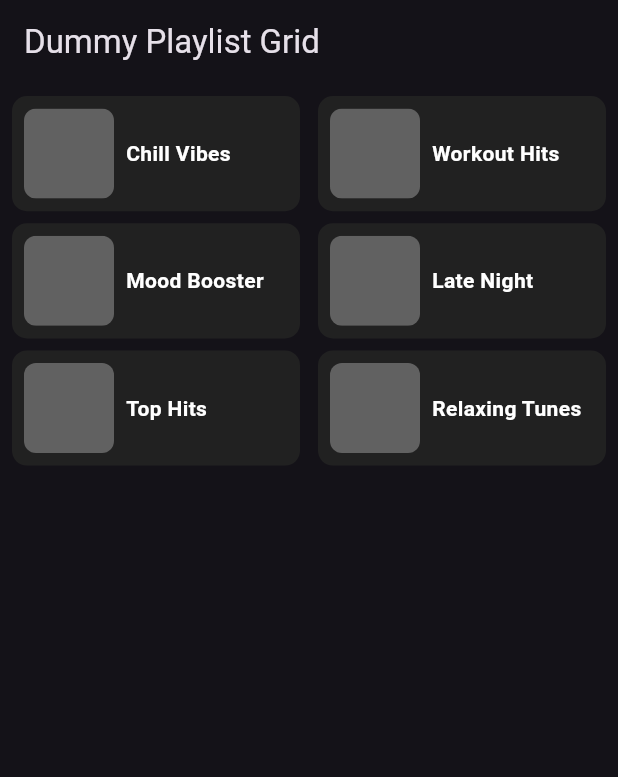
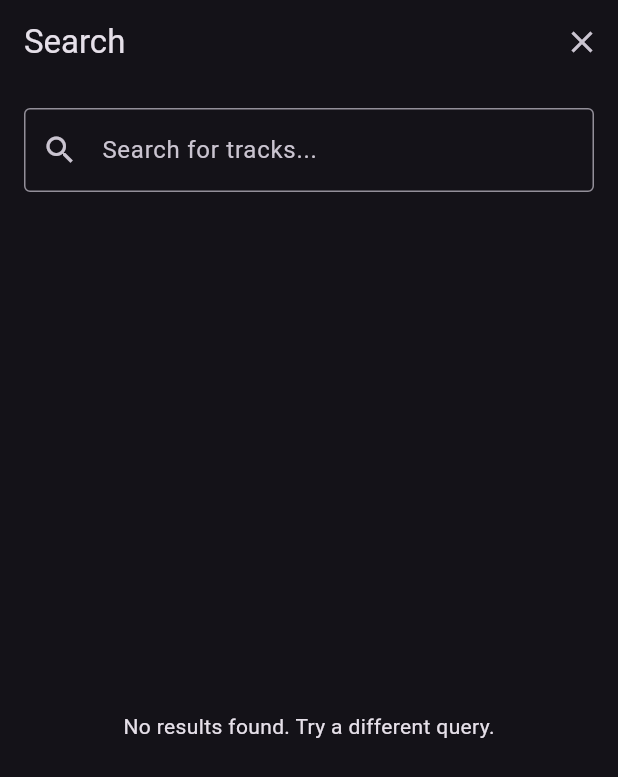
Before and after one commit to yunenBase/team-spotify, a Flutter app: the SearchScreen screen opened directly, on a phone screen of 412 x 824 dp. Shown: the top 777 px of the screen. Run offline on Flutter 3.47's test engine with Material 3 defaults, Android fonts, the phone set to English and light mode, and no system bars; our stand-ins replace flutter_dotenv, flutter_screenutil; missing offline and left inert: oauth2_client; accounts and stored records are empty.

Commit message:
menambahkan fitur search awal, belum ada fitur fetch more, dan filter by type, masih tahap awal

```diff
--- a/lib/main.dart
+++ b/lib/main.dart
@@ -6,6 +6,7 @@ import 'package:sopotify/providers/bottom_navbar_provider.dart';
 import 'package:flutter_dotenv/flutter_dotenv.dart';
 import 'package:sopotify/providers/liked_track_provider.dart';
 import 'package:sopotify/providers/playlist_provider.dart';
+import 'package:sopotify/providers/search_provider.dart';
 import 'package:sopotify/providers/user_provider.dart';
 import 'package:sopotify/views/login/login_screen.dart';
 import 'package:sopotify/widgets/bottom_navbar.dart';
@@ -21,6 +22,7 @@ Future<void> main() async {
         ChangeNotifierProvider(create: (_) => UserProvider()),
         ChangeNotifierProvider(create: (_) => PlaylistProvider()),
         ChangeNotifierProvider(create: (_) => LikedTracksProvider()),
+        ChangeNotifierProvider(create: (_) => SearchProvider())
       ],
       child: const MyApp(),
     ),
--- a/lib/models/playlist_model.dart
+++ b/lib/models/playlist_model.dart
@@ -39,6 +39,8 @@ class Playlist {
       spotifyUrl: json['external_urls']['spotify'] ?? '',
     );
   }
+
+  get images => null;
 
   Map<String, dynamic> toJson() {
     return {
--- /dev/null
+++ b/lib/providers/search_provider.dart
@@ -0,0 +1,78 @@
+import 'package:flutter/material.dart';
+import 'package:http/http.dart' as http;
+import 'dart:convert';
+import 'dart:async';
+import 'package:provider/provider.dart';
+import '../models/search_model.dart';
+import '../models/liked_track_model.dart';
+import 'auth_provider.dart';
+
+class SearchProvider extends ChangeNotifier {
+  List<Track> _searchResults = [];
+  bool _isLoading = false;
+  String _errorMessage = '';
+  String _query = '';
+  Timer? _debounceTimer;
+
+  // Getter
+  List<Track> get searchResults => _searchResults;
+  bool get isLoading => _isLoading;
+  String get errorMessage => _errorMessage;
+  String get query => _query;
+
+  Future<void> searchTracks(BuildContext context, String query) async {
+    if (query.trim().isEmpty) {
+      _searchResults = [];
+      _errorMessage = '';
+      notifyListeners();
+      return;
+    }
+
+    _query = query.trim();
+    _isLoading = true;
+    _errorMessage = '';
+    notifyListeners();
+
+    _debounceTimer?.cancel();
+    _debounceTimer = Timer(const Duration(milliseconds: 500), () async {
+      final authProvider = Provider.of<SpotifyAuthProvider>(context, listen: false);
+      final accessToken = authProvider.accessToken;
+
+      if (accessToken.isEmpty) {
+        _errorMessage = 'Tidak ada access token. Silakan login terlebih dahulu.';
+        _isLoading = false;
+        notifyListeners();
+        return;
+      }
+
+      try {
+        final response = await http.get(
+          Uri.parse('https://api.spotify.com/v1/search?q=${Uri.encodeQueryComponent(_query)}&type=track&limit=10&offset=0'),
+          headers: {'Authorization': 'Bearer $accessToken'},
+        );
+
+        if (response.statusCode == 200) {
+          final searchResponse = SearchResponse.fromJson(json.decode(response.body));
+          _searchResults = searchResponse.tracks.items;
+        } else {
+          final errorData = json.decode(response.body);
+          final errorMsg = errorData['error']?['message'] ?? 'Unknown error';
+          throw Exception('Gagal mencari: $errorMsg');
+        }
+      } catch (e) {
+        _errorMessage = 'Error: ${e.toString()}';
+      } finally {
+        _isLoading = false;
+        notifyListeners();
+      }
+    });
+  }
+
+  void clearSearch() {
+    _searchResults = [];
+    _query = '';
+    _errorMessage = '';
+    _debounceTimer?.cancel();
+    notifyListeners();
+  }
+}
--- a/lib/views/search/search_screen.dart
+++ b/lib/views/search/search_screen.dart
@@ -1,70 +1,113 @@
 import 'package:flutter/material.dart';
+import 'package:provider/provider.dart';
+import '../../providers/search_provider.dart';
 
-class SearchScreen extends StatelessWidget {
-  const SearchScreen({super.key});
+class SearchScreen extends StatefulWidget {
+  const SearchScreen({Key? key}) : super(key: key);
+
+  @override
+  _SearchScreenState createState() => _SearchScreenState();
+}
+
+class _SearchScreenState extends State<SearchScreen> {
+  final TextEditingController _searchController = TextEditingController();
+
+  @override
+  void initState() {
+    super.initState();
+    // Tunda clearSearch hingga setelah build selesai
+    WidgetsBinding.instance.addPostFrameCallback((_) {
+      final searchProvider = context.read<SearchProvider>();
+      searchProvider.clearSearch();
+    });
+  }
+
+  @override
+  void dispose() {
+    _searchController.dispose();
+    super.dispose();
+  }
 
   @override
   Widget build(BuildContext context) {
-    // Dummy data
-    final playlists = [
-      {"name": "Chill Vibes", "imageUrl": ""},
-      {"name": "Workout Hits", "imageUrl": ""},
-      {"name": "Mood Booster", "imageUrl": ""},
-      {"name": "Late Night", "imageUrl": ""},
-      {"name": "Top Hits", "imageUrl": ""},
-      {"name": "Relaxing Tunes", "imageUrl": ""},
-    ];
-
     return Scaffold(
-      appBar: AppBar(title: const Text("Dummy Playlist Grid")),
-      body: Padding(
-        padding: const EdgeInsets.all(8.0),
-        child: GridView.builder(
-          itemCount: playlists.length,
-          gridDelegate: const SliverGridDelegateWithFixedCrossAxisCount(
-            crossAxisCount: 2, // 2 kolom
-            mainAxisSpacing: 8,
-            crossAxisSpacing: 12,
-            childAspectRatio: 2.5, // lebar lebih besar dari tinggi
+      appBar: AppBar(
+        title: const Text('Search'),
+        actions: [
+          IconButton(
+            icon: const Icon(Icons.clear),
+            onPressed: () {
+              _searchController.clear();
+              final searchProvider = context.read<SearchProvider>();
+              searchProvider.clearSearch();
+            },
           ),
-          itemBuilder: (context, index) {
-            final playlist = playlists[index];
-
-            return Container(
-              padding: const EdgeInsets.all(8),
-              decoration: BoxDecoration(
-                color: Colors.grey[900],
-                borderRadius: BorderRadius.circular(10),
+        ],
       ),
-              child: Row(
+      body: Column(
         children: [
-                  ClipRRect(
-                    borderRadius: BorderRadius.circular(8),
-                    child: Container(
-                      width: 60,
-                      height: 60,
-                      color: Colors.grey[700], // dummy image
+          // Search Bar
+          Padding(
+            padding: const EdgeInsets.all(16.0),
+            child: TextField(
+              controller: _searchController,
+              decoration: const InputDecoration(
+                hintText: 'Search for tracks...',
+                prefixIcon: Icon(Icons.search),
+                border: OutlineInputBorder(),
+              ),
+              onChanged: (query) {
+                final searchProvider = context.read<SearchProvider>();
+                searchProvider.searchTracks(context, query);
+              },
             ),
           ),
-                  const SizedBox(width: 8),
-                  Flexible(
-                    child: Text(
-                      playlist["name"]!,
-                      style: const TextStyle(
-                        fontSize: 14,
-                        fontWeight: FontWeight.bold,
-                        color: Colors.white,
+          // Hasil Search
+          Expanded(
+            child: Consumer<SearchProvider>(
+              builder: (context, searchProvider, child) {
+                if (searchProvider.isLoading) {
+                  return const Center(child: CircularProgressIndicator());
+                }
+                if (searchProvider.errorMessage.isNotEmpty) {
+                  return Center(child: Text(searchProvider.errorMessage));
+                }
+                if (searchProvider.searchResults.isEmpty) {
+                  return const Center(
+                    child: Text('No results found. Try a different query.'),
+                  );
+                }
+                return ListView.builder(
+                  itemCount: searchProvider.searchResults.length,
+                  itemBuilder: (context, index) {
+                    final track = searchProvider.searchResults[index];
+                    return ListTile(
+                      leading: track.album.images.isNotEmpty
+                          ? Image.network(
+                              track.album.images[0].url,
+                              width: 50,
+                              height: 50,
+                              fit: BoxFit.cover,
+                              errorBuilder: (context, error, stackTrace) => const Icon(Icons.music_note),
+                            )
+                          : const Icon(Icons.music_note),
+                      title: Text(track.name),
+                      subtitle: Text(
+                        '${track.artists.map((a) => a.name).join(', ')} • ${track.album.name}',
                       ),
-                      maxLines: 2,
-                      overflow: TextOverflow.ellipsis,
+                      onTap: () {
+                        ScaffoldMessenger.of(context).showSnackBar(
+                          SnackBar(content: Text('Selected: ${track.name}')),
+                        );
+                      },
+                    );
+                  },
+                );
+              },
             ),
           ),
         ],
       ),
     );
-          },
-        ),
-      ),
-    );
   }
 }
```
Also changed, not shown: lib/models/playlist.json (deleted, +0 -272 lines), lib/models/search_model.dart (added, +48 -0 lines), lib/views/search/search_screen_old.dart (added, +165 -0 lines), lib/widgets/bottom_navbar.dart (+30 -3 lines). Lines whose indentation alone changed are shown as unchanged.
